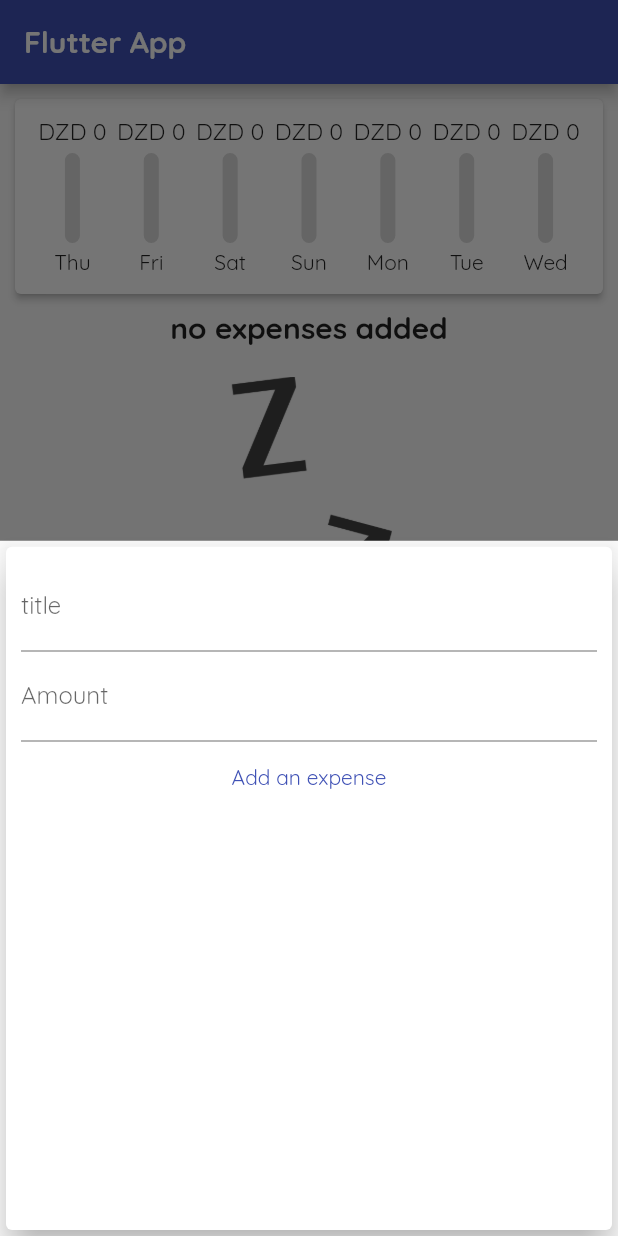
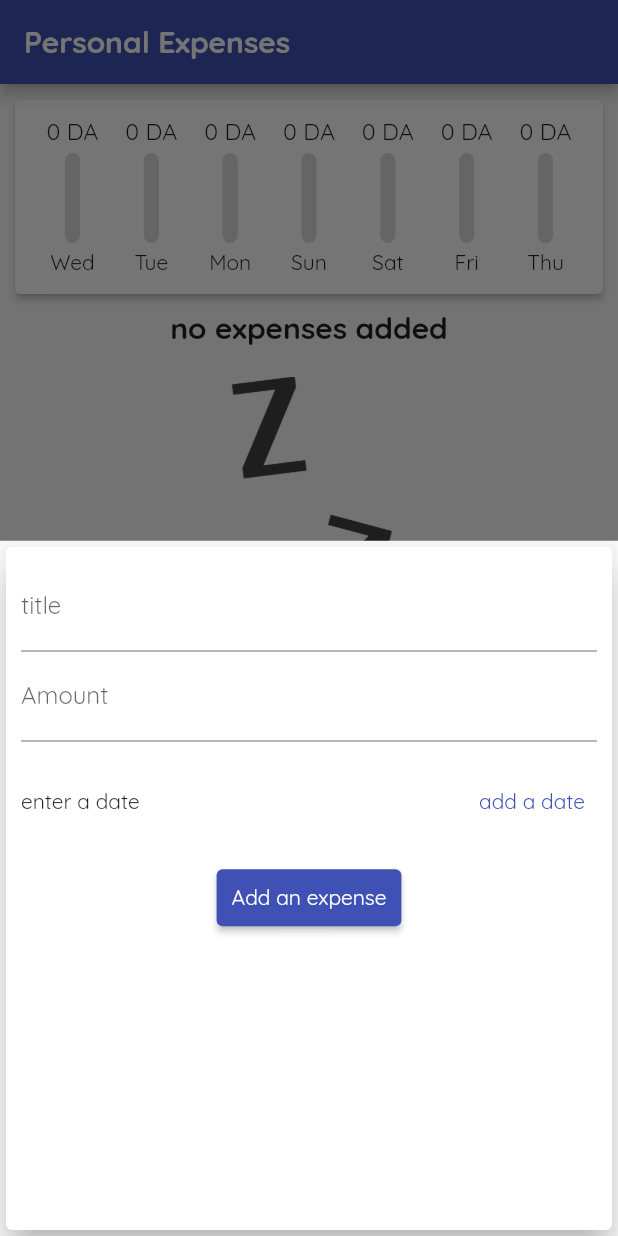
Before and after one commit to 0neman/expensescontrol, a Flutter app: the screen it shows after launch, after a tap on the "add" icon, on a phone screen of 412 x 824 dp. Run offline on Flutter 3.47's test engine with Material 2 defaults, Android fonts, the phone set to English and light mode, and no system bars.

Commit message:
new adding

```diff
--- a/lib/main.dart
+++ b/lib/main.dart
@@ -36,18 +36,19 @@ class _MyHomePageState extends State<MyHomePage> {
     }).toList();
   }
 
-  void _addNewTransaction(String title, double amount) {
+  void _addNewTransaction(String title, double amount, DateTime chosendate) {
     final newTx = Transaction(
         id: DateTime.now().toString(),
         title: title,
         amount: amount,
-        date: DateTime.now());
+        date: chosendate);
 
     setState(() {
       _userTransaction.add(newTx);
     });
   }
 
+  void deleteTransaction() {}
   void _startAddNewTransaction(BuildContext ctx) {
     showModalBottomSheet(
       context: ctx,
@@ -69,7 +70,7 @@ class _MyHomePageState extends State<MyHomePage> {
       ),
       appBar: AppBar(
         title: Text(
-          'Flutter App',
+          'Personal Expenses',
           style: TextStyle(
             fontWeight: FontWeight.bold,
           ),
--- a/lib/widgets/chart.dart
+++ b/lib/widgets/chart.dart
@@ -25,7 +25,7 @@ class Chart extends StatelessWidget {
         'day': DateFormat.E().format(weekDay),
         'amount': sum,
       };
-    }).reversed.toList();
+    }).toList();
   }
 
   double get maxSpending {
--- a/lib/widgets/chart_bar.dart
+++ b/lib/widgets/chart_bar.dart
@@ -13,9 +13,10 @@ class ChartBar extends StatelessWidget {
     return Column(
       children: [
         Container(
+            width: 40,
             height: 20,
             child: FittedBox(
-                child: Text("DZD ${spendingAmount.toStringAsFixed(0)}"))),
+                child: Text("${spendingAmount.toStringAsFixed(0)} DA"))),
         SizedBox(
           height: 4,
         ),
--- a/lib/widgets/new_transaction.dart
+++ b/lib/widgets/new_transaction.dart
@@ -1,4 +1,5 @@
 import 'package:flutter/material.dart';
+import 'package:intl/intl.dart';
 
 class NewTransaction extends StatefulWidget {
   final Function addTx;
@@ -10,20 +11,40 @@ class NewTransaction extends StatefulWidget {
 }
 
 class _NewTransactionState extends State<NewTransaction> {
-  final titleEditController = TextEditingController();
+  final _titleEditController = TextEditingController();
 
-  final amountEditController = TextEditingController();
+  final _amountEditController = TextEditingController();
+  DateTime? _selectedDate;
 
-  void submitData() {
-    final enteredTitle = titleEditController.text;
-    final enteredAmount = double.parse(amountEditController.text);
+  void _submitData() {
+    final enteredTitle = _titleEditController.text;
+    final enteredAmount = double.parse(_amountEditController.text);
 
-    if (enteredTitle.isEmpty || enteredAmount < 0) {
+    if (enteredTitle.isEmpty ||
+        enteredAmount < 0 ||
+        _selectedDate == null ||
+        _amountEditController.text.isEmpty) {
       return;
     }
 
-    widget.addTx(enteredTitle, enteredAmount);
+    widget.addTx(enteredTitle, enteredAmount, _selectedDate);
     Navigator.of(context).pop();
+  }
+
+  void _presentdatepicker() {
+    showDatePicker(
+            context: context,
+            initialDate: DateTime.now(),
+            firstDate: DateTime(2023),
+            lastDate: DateTime.now().add(Duration(days: 7)))
+        .then((pickedDate) {
+      if (pickedDate == null) {
+        return _selectedDate = null;
+      }
+      setState(() {
+        _selectedDate = pickedDate;
+      });
+    });
   }
 
   @override
@@ -35,33 +56,54 @@ class _NewTransactionState extends State<NewTransaction> {
         child: Column(
           children: [
             TextField(
-              onSubmitted: (_) => submitData(),
+              onSubmitted: (_) => _submitData(),
               decoration: InputDecoration(
                 label: Text(
                   "title",
                 ),
               ),
               /* onChanged: (value) => titleInput = value,  */
-              controller: titleEditController,
+              controller: _titleEditController,
             ),
             TextField(
               keyboardType: TextInputType.number,
-              onSubmitted: (_) => submitData(),
+              onSubmitted: (_) => _submitData(),
               decoration: InputDecoration(
                 label: Text("Amount"),
               ),
               /* onChanged: ((value) => amountInput = value),*/
-              controller: amountEditController,
+              controller: _amountEditController,
             ),
-            TextButton(
+            Container(
+              height: 80,
+              child: Row(
+                children: [
+                  Expanded(
+                    child: Text(_selectedDate == null
+                        ? "enter a date"
+                        : "picked date ${(DateFormat.yMd().format(_selectedDate!))}"),
+                  ),
+                  TextButton(
+                    onPressed: _presentdatepicker,
+                    child: Text("add a date"),
+                  ),
+                ],
+              ),
+            ),
+            ElevatedButton(
               onPressed: () {
-                submitData();
+                _submitData();
               },
               style: TextButton.styleFrom(
                 padding: EdgeInsets.all(10),
                 foregroundColor: Theme.of(context).primaryColor,
               ),
-              child: Text("Add an expense"),
+              child: Text(
+                "Add an expense",
+                style: TextStyle(
+                  color: Colors.white,
+                ),
+              ),
             ),
           ],
         ),
--- a/lib/widgets/transaction_list.dart
+++ b/lib/widgets/transaction_list.dart
@@ -54,6 +54,10 @@ class TransactionList extends StatelessWidget {
                     ),
                     subtitle: Text(
                         DateFormat.yMMMd().format(transactions[index].date)),
+                    trailing: IconButton(
+                      icon: Icon(Icons.delete),
+                      onPressed: () {},
+                    ),
                   ),
                 );
               },
```
